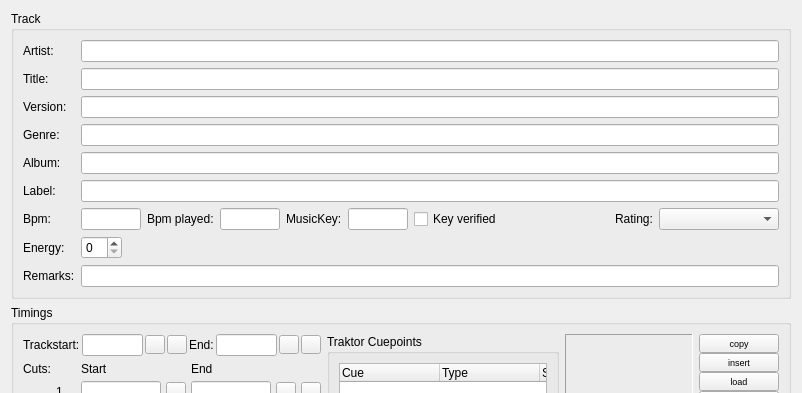
Qt form src/playlist/playlistedit.ui (pfedick/winmusik) before a commit; both pictures show x 0 to 802 and y 0 to 393 of the 802 by 581 pixel window.
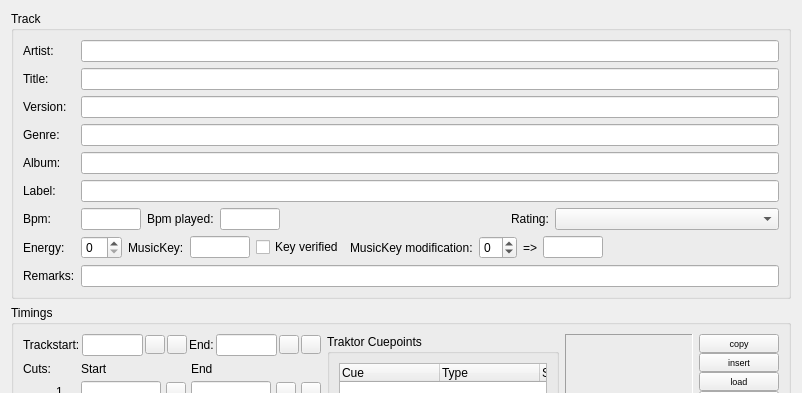
The same form after that commit. Icons and pictures are not drawn.

The edit to the form file:
```diff
--- a/src/playlist/playlistedit.ui
+++ b/src/playlist/playlistedit.ui
@@ -124,30 +124,6 @@
             </property>
            </widget>
           </item>
-          <item>
-           <widget class="QLabel" name="label_8">
-            <property name="text">
-             <string>MusicKey:</string>
-            </property>
-           </widget>
-          </item>
-          <item>
-           <widget class="QLineEdit" name="musicKey">
-            <property name="maximumSize">
-             <size>
-              <width>60</width>
-              <height>16777215</height>
-             </size>
-            </property>
-           </widget>
-          </item>
-          <item>
-           <widget class="QCheckBox" name="keyVerified">
-            <property name="text">
-             <string>Key verified</string>
-            </property>
-           </widget>
-          </item>
           <item>
            <spacer name="horizontalSpacer">
             <property name="orientation">
@@ -274,6 +250,12 @@
         </item>
         <item row="7" column="1">
          <layout class="QHBoxLayout" name="horizontalLayout_7">
+          <property name="spacing">
+           <number>6</number>
+          </property>
+          <property name="sizeConstraint">
+           <enum>QLayout::SetDefaultConstraint</enum>
+          </property>
           <property name="rightMargin">
            <number>0</number>
           </property>
@@ -284,6 +266,80 @@
             </property>
            </widget>
           </item>
+          <item>
+           <widget class="QLabel" name="label_8">
+            <property name="text">
+             <string>MusicKey:</string>
+            </property>
+           </widget>
+          </item>
+          <item>
+           <widget class="QLineEdit" name="musicKey">
+            <property name="maximumSize">
+             <size>
+              <width>60</width>
+              <height>16777215</height>
+             </size>
+            </property>
+           </widget>
+          </item>
+          <item>
+           <widget class="QCheckBox" name="keyVerified">
+            <property name="text">
+             <string>Key verified</string>
+            </property>
+           </widget>
+          </item>
+          <item>
+           <widget class="QLabel" name="label_26">
+            <property name="text">
+             <string>MusicKey modification:</string>
+            </property>
+           </widget>
+          </item>
+          <item>
+           <widget class="QSpinBox" name="musicKeyModificationSpinBox">
+            <property name="minimum">
+             <number>-2</number>
+            </property>
+            <property name="maximum">
+             <number>2</number>
+            </property>
+           </widget>
+          </item>
+          <item>
+           <widget class="QLabel" name="label_27">
+            <property name="text">
+             <string>=&gt;</string>
+            </property>
+           </widget>
+          </item>
+          <item>
+           <widget class="QLineEdit" name="musicKeyPlayed">
+            <property name="maximumSize">
+             <size>
+              <width>60</width>
+              <height>16777215</height>
+             </size>
+            </property>
+            <property name="readOnly">
+             <bool>true</bool>
+            </property>
+           </widget>
+          </item>
+          <item>
+           <spacer name="horizontalSpacer_2">
+            <property name="orientation">
+             <enum>Qt::Horizontal</enum>
+            </property>
+            <property name="sizeHint" stdset="0">
+             <size>
+              <width>40</width>
+              <height>20</height>
+             </size>
+            </property>
+           </spacer>
+          </item>
          </layout>
         </item>
        </layout>
```
Left out of the diff: 6 changed lines with no effect on the pictures.
